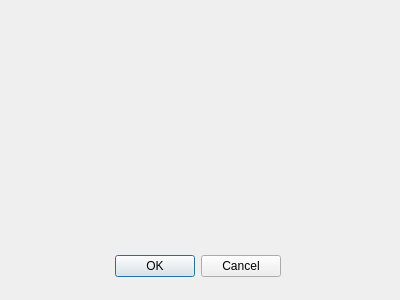
First picture: the form in config.ui, repository rasoolZero/Saino, before the edit.
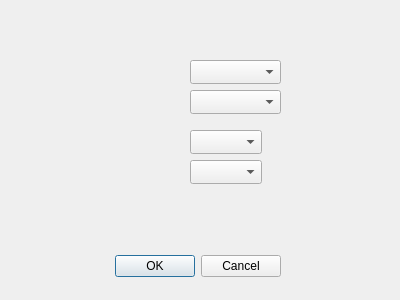
Second picture: the form after the edit.

Commit message: Serial Port Interface has been added

Diff of the .ui file:
```diff
--- a/config.ui
+++ b/config.ui
@@ -35,6 +35,46 @@
     <set>QDialogButtonBox::Cancel|QDialogButtonBox::Ok</set>
    </property>
   </widget>
+  <widget class="QComboBox" name="cmbPorts">
+   <property name="geometry">
+    <rect>
+     <x>190</x>
+     <y>60</y>
+     <width>91</width>
+     <height>24</height>
+    </rect>
+   </property>
+  </widget>
+  <widget class="QComboBox" name="cmbRates">
+   <property name="geometry">
+    <rect>
+     <x>190</x>
+     <y>90</y>
+     <width>91</width>
+     <height>24</height>
+    </rect>
+   </property>
+  </widget>
+  <widget class="QComboBox" name="cmbStopbits">
+   <property name="geometry">
+    <rect>
+     <x>190</x>
+     <y>130</y>
+     <width>72</width>
+     <height>24</height>
+    </rect>
+   </property>
+  </widget>
+  <widget class="QComboBox" name="cmbParity">
+   <property name="geometry">
+    <rect>
+     <x>190</x>
+     <y>160</y>
+     <width>72</width>
+     <height>24</height>
+    </rect>
+   </property>
+  </widget>
  </widget>
  <resources/>
  <connections>
```
The commit also changes 7 other files.
